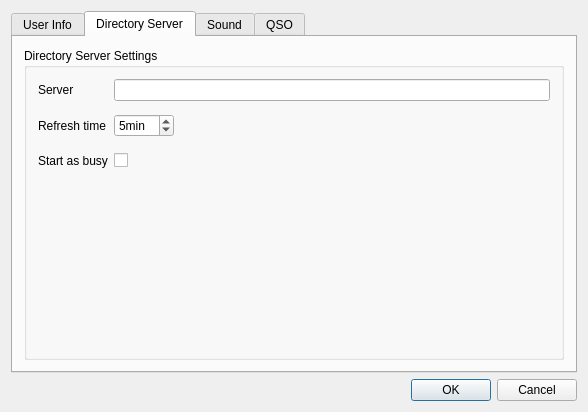
Before: the Qt Designer form src/qtel/SettingsDialogBase.ui in sm0svx/svxlink, drawn with Qt 5.
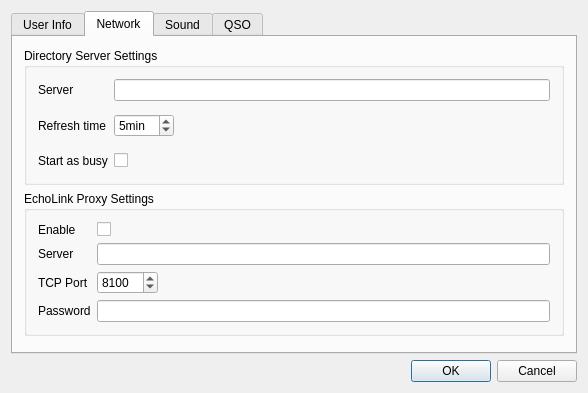
After: the same form once the commit is applied. The open tabs and pages were chosen to show the change.

Commit message: * A first version of SvxLink, both Qtel and SvxLink server, which support   the EchoLink proxy protocol.   Note that this code is not finished so there probably are lots of bugs and   not all functionality have been implemented yet.   The "Directory" tab in the Qtel settings have been renamed to "Network" and   the proxy server parameters have been added there.   In SvxLink server, new config variables have been added to the config for   the EchoLink module: PROXY_SERVER, PROXY_PORT and PROXY_PASSWORD.

Patch:
```diff
--- a/src/qtel/SettingsDialogBase.ui
+++ b/src/qtel/SettingsDialogBase.ui
@@ -6,7 +6,7 @@
     <x>0</x>
     <y>0</y>
     <width>588</width>
-    <height>412</height>
+    <height>393</height>
    </rect>
   </property>
   <property name="windowTitle">
@@ -165,7 +165,7 @@
      </widget>
      <widget class="QWidget" name="directory_server_tab">
       <attribute name="title">
-       <string>Directory Server</string>
+       <string>Network</string>
       </attribute>
       <layout class="QVBoxLayout" name="verticalLayout_2">
        <item>
@@ -269,22 +269,109 @@
             </property>
            </spacer>
           </item>
-          <item row="3" column="3">
-           <spacer name="verticalSpacer">
+         </layout>
+        </widget>
+       </item>
+       <item>
+        <widget class="QGroupBox" name="groupBox_5">
+         <property name="title">
+          <string>EchoLink Proxy Settings</string>
+         </property>
+         <layout class="QGridLayout" name="gridLayout_6">
+          <item row="0" column="0">
+           <widget class="QLabel" name="proxy_enabled_label">
+            <property name="text">
+             <string>Enable</string>
+            </property>
+           </widget>
+          </item>
+          <item row="0" column="1">
+           <widget class="QCheckBox" name="proxy_enabled">
+            <property name="toolTip">
+             <string>If enabling EchoLink proxy you must supply a proxy server hostname or IP address.</string>
+            </property>
+           </widget>
+          </item>
+          <item row="1" column="0">
+           <widget class="QLabel" name="proxy_server_label">
+            <property name="text">
+             <string>Server</string>
+            </property>
+           </widget>
+          </item>
+          <item row="1" column="1" colspan="2">
+           <widget class="QLineEdit" name="proxy_server">
+            <property name="toolTip">
+             <string>The hostname or IP address of the EchoLink proxy server to use</string>
+            </property>
+           </widget>
+          </item>
+          <item row="2" column="0">
+           <widget class="QLabel" name="proxy_port_label">
+            <property name="text">
+             <string>TCP Port</string>
+            </property>
+           </widget>
+          </item>
+          <item row="2" column="1">
+           <widget class="QSpinBox" name="proxy_port">
+            <property name="toolTip">
+             <string>The TCP port to connect to on the EchoLink proxy server, default 8100</string>
+            </property>
+            <property name="minimum">
+             <number>1</number>
+            </property>
+            <property name="maximum">
+             <number>65535</number>
+            </property>
+            <property name="value">
+             <number>8100</number>
+            </property>
+           </widget>
+          </item>
+          <item row="2" column="2">
+           <spacer name="horizontalSpacer_5">
             <property name="orientation">
-             <enum>Qt::Vertical</enum>
+             <enum>Qt::Horizontal</enum>
             </property>
             <property name="sizeHint" stdset="0">
              <size>
-              <width>20</width>
-              <height>156</height>
+              <width>425</width>
+              <height>20</height>
              </size>
             </property>
            </spacer>
           </item>
+          <item row="3" column="0">
+           <widget class="QLabel" name="proxy_password_label">
+            <property name="text">
+             <string>Password</string>
+            </property>
+           </widget>
+          </item>
+          <item row="3" column="1" colspan="2">
+           <widget class="QLineEdit" name="proxy_password">
+            <property name="toolTip">
+             <string>The EchoLink PROXY password, not your normal EchoLink password. Leave empty for public proxy.</string>
+            </property>
+           </widget>
+          </item>
          </layout>
         </widget>
        </item>
+       <item>
+        <spacer name="verticalSpacer">
+         <property name="orientation">
+          <enum>Qt::Vertical</enum>
+         </property>
+         <property name="sizeHint" stdset="0">
+          <size>
+           <width>20</width>
+           <height>42</height>
+          </size>
+         </property>
+        </spacer>
+       </item>
       </layout>
      </widget>
      <widget class="QWidget" name="sound_tab">
```
Left out of the diff: 69 changed lines with no effect on the pictures. The commit also changes 28 other files.
